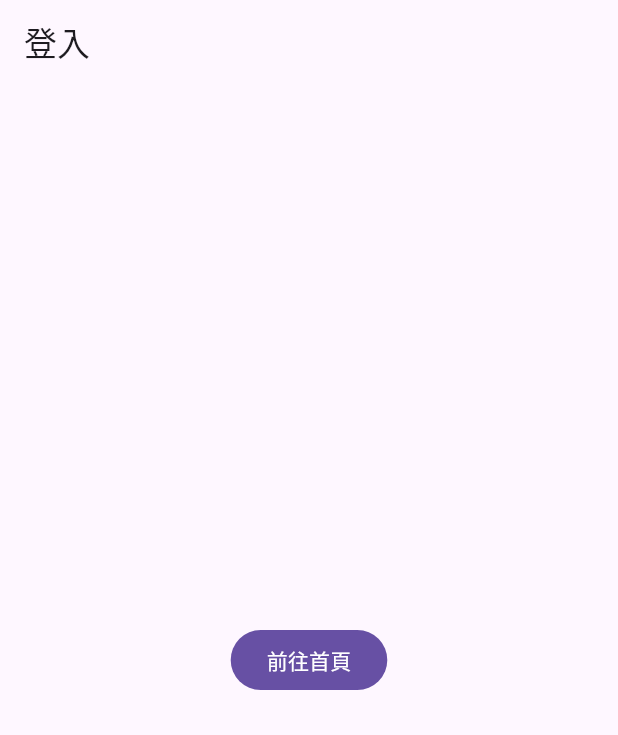
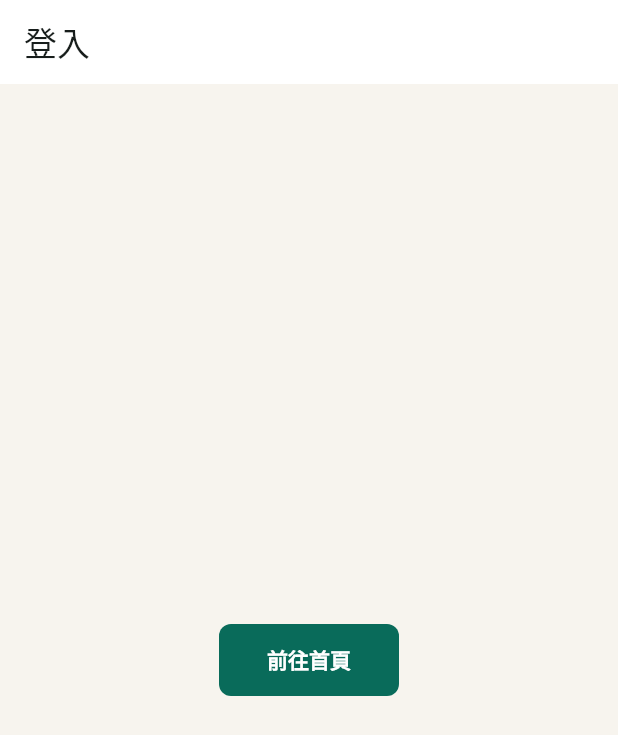
Before and after one commit to LinWeiChun/monsters, a Flutter app: the screen it shows after launch, after a tap on "登入", on a phone screen of 412 x 824 dp. Shown: the top 735 px of the screen. Run offline on Flutter 3.47's test engine with Material 3 defaults, Android fonts, the phone set to English and light mode, and no system bars; our stand-ins replace bubble, date_format, dio, email_validator, fl_chart, flutter_colorpicker and 13 more; missing offline and left inert: adobe_xd, email_auth, flutter_sound_lite, painter; network calls fail; key blocks and very long unbroken strings in the code were emptied for the run.

Commit message:
feat(frontend): 建立 theme

```diff
--- a/frontend/lib/app.dart
+++ b/frontend/lib/app.dart
@@ -2,6 +2,7 @@ import 'package:flutter/material.dart';
 import 'package:flutter_riverpod/flutter_riverpod.dart';
 
 import 'routes/app_router.dart';
+import 'theme/app_theme.dart';
 
 class MonstersApp extends ConsumerWidget {
   const MonstersApp({super.key});
@@ -11,6 +12,9 @@ class MonstersApp extends ConsumerWidget {
     return MaterialApp.router(
       title: '貘nsters',
       debugShowCheckedModeBanner: false,
+      theme: AppTheme.light(),
+      darkTheme: AppTheme.dark(),
+      themeMode: ThemeMode.system,
       routerConfig: ref.watch(appRouterProvider),
     );
   }
--- /dev/null
+++ b/frontend/lib/theme/app_colors.dart
@@ -0,0 +1,15 @@
+import 'package:flutter/material.dart';
+
+class AppColors {
+  const AppColors._();
+
+  static const seed = Color(0xFF3F6F63);
+
+  static const lightBackground = Color(0xFFF7F4EE);
+  static const lightSurface = Color(0xFFFFFFFF);
+  static const lightOutline = Color(0xFFD8D2C7);
+
+  static const darkBackground = Color(0xFF171A19);
+  static const darkSurface = Color(0xFF222725);
+  static const darkOutline = Color(0xFF4A5550);
+}
--- /dev/null
+++ b/frontend/lib/theme/app_spacing.dart
@@ -0,0 +1,16 @@
+class AppSpacing {
+  const AppSpacing._();
+
+  static const double xs = 4;
+  static const double sm = 8;
+  static const double md = 16;
+  static const double lg = 24;
+  static const double xl = 32;
+}
+
+class AppRadius {
+  const AppRadius._();
+
+  static const double sm = 6;
+  static const double md = 8;
+}
--- /dev/null
+++ b/frontend/lib/theme/app_theme.dart
@@ -0,0 +1,99 @@
+import 'package:flutter/material.dart';
+
+import 'app_colors.dart';
+import 'app_spacing.dart';
+
+class AppTheme {
+  const AppTheme._();
+
+  static ThemeData light() {
+    final colorScheme = ColorScheme.fromSeed(
+      seedColor: AppColors.seed,
+      brightness: Brightness.light,
+      surface: AppColors.lightSurface,
+    );
+
+    return _buildTheme(
+      colorScheme: colorScheme.copyWith(
+        background: AppColors.lightBackground,
+        outline: AppColors.lightOutline,
+      ),
+    );
+  }
+
+  static ThemeData dark() {
+    final colorScheme = ColorScheme.fromSeed(
+      seedColor: AppColors.seed,
+      brightness: Brightness.dark,
+      surface: AppColors.darkSurface,
+    );
+
+    return _buildTheme(
+      colorScheme: colorScheme.copyWith(
+        background: AppColors.darkBackground,
+        outline: AppColors.darkOutline,
+      ),
+    );
+  }
+
+  static ThemeData _buildTheme({required ColorScheme colorScheme}) {
+    return ThemeData(
+      useMaterial3: true,
+      colorScheme: colorScheme,
+      scaffoldBackgroundColor: colorScheme.background,
+      appBarTheme: AppBarTheme(
+        centerTitle: false,
+        elevation: 0,
+        backgroundColor: colorScheme.surface,
+        foregroundColor: colorScheme.onSurface,
+        surfaceTintColor: Colors.transparent,
+      ),
+      cardTheme: CardThemeData(
+        elevation: 0,
+        color: colorScheme.surface,
+        shape: RoundedRectangleBorder(
+          borderRadius: BorderRadius.circular(AppRadius.md),
+          side: BorderSide(color: colorScheme.outlineVariant),
+        ),
+        margin: const EdgeInsets.all(AppSpacing.sm),
+      ),
+      filledButtonTheme: FilledButtonThemeData(
+        style: FilledButton.styleFrom(
+          minimumSize: const Size(120, 48),
+          shape: RoundedRectangleBorder(
+            borderRadius: BorderRadius.circular(AppRadius.md),
+          ),
+          textStyle: const TextStyle(fontWeight: FontWeight.w600),
+        ),
+      ),
+      textButtonTheme: TextButtonThemeData(
+        style: TextButton.styleFrom(
+          minimumSize: const Size(120, 44),
+          shape: RoundedRectangleBorder(
+            borderRadius: BorderRadius.circular(AppRadius.md),
+          ),
+          textStyle: const TextStyle(fontWeight: FontWeight.w600),
+        ),
+      ),
+      inputDecorationTheme: InputDecorationTheme(
+        filled: true,
+        fillColor: colorScheme.surface,
+        border: OutlineInputBorder(
+          borderRadius: BorderRadius.circular(AppRadius.md),
+        ),
+        enabledBorder: OutlineInputBorder(
+          borderRadius: BorderRadius.circular(AppRadius.md),
+          borderSide: BorderSide(color: colorScheme.outline),
+        ),
+        focusedBorder: OutlineInputBorder(
+          borderRadius: BorderRadius.circular(AppRadius.md),
+          borderSide: BorderSide(color: colorScheme.primary, width: 2),
+        ),
+        contentPadding: const EdgeInsets.symmetric(
+          horizontal: AppSpacing.md,
+          vertical: AppSpacing.md,
+        ),
+      ),
+    );
+  }
+}
--- a/log/CHANGE_HISTORY.csv
+++ b/log/CHANGE_HISTORY.csv
@@ -185,3 +185,13 @@
 2026-07-03,09:08,TASK-014,Documentation,docs/TASKS.md,修改,標記 go_router Task DONE,Codex,否,否,否,否,已依 TODO IN PROGRESS REVIEW DONE 推進
 2026-07-03,09:08,TASK-014,Documentation,log/CHANGE_LOG.md,修改,新增 TASK-014 變更紀錄,Codex,否,否,否,否,Log 保存期限已檢查且未刪除
 2026-07-03,09:08,TASK-014,Documentation,log/CHANGE_HISTORY.csv,修改,新增 TASK-014 history 紀錄,Codex,否,否,否,否,Log 保存期限已檢查且未刪除
+2026-07-03,09:19,TASK-015,Frontend,frontend/lib/theme/app_theme.dart,新增,建立 light dark ThemeData 與共用元件 theme,Codex,否,否,是,否,Log 保存期限已檢查且未刪除
+2026-07-03,09:19,TASK-015,Frontend,frontend/lib/theme/app_colors.dart,新增,建立 Theme 色票與 seed color,Codex,否,否,是,否,集中管理顏色
+2026-07-03,09:19,TASK-015,Frontend,frontend/lib/theme/app_spacing.dart,新增,建立 spacing 與 radius token,Codex,否,否,是,否,集中管理間距與圓角
+2026-07-03,09:19,TASK-015,Frontend,frontend/lib/app.dart,修改,套用 AppTheme light dark 與 ThemeMode.system,Codex,否,否,是,否,入口集中套用 ThemeData
+2026-07-03,09:19,TASK-015,Test,frontend/test/theme/app_theme_test.dart,新增,新增 Theme 單元測試,Codex,否,否,是,否,涵蓋 light dark Material3 與背景色
+2026-07-03,09:19,TASK-015,Documentation,frontend/README.md,修改,新增 Theme 使用說明,Codex,否,否,是,否,文件同步完成
+2026-07-03,09:19,TASK-015,Documentation,docs/UI_SPEC.md,修改,新增 Flutter Theme 基礎規範,Codex,否,否,是,否,記錄禁止 hard code 共用樣式
+2026-07-03,09:19,TASK-015,Documentation,docs/TASKS.md,修改,標記 Theme Task DONE,Codex,否,否,否,否,已依 TODO IN PROGRESS REVIEW DONE 推進
+2026-07-03,09:19,TASK-015,Documentation,log/CHANGE_LOG.md,修改,新增 TASK-015 變更紀錄,Codex,否,否,否,否,Log 保存期限已檢查且未刪除
+2026-07-03,09:19,TASK-015,Documentation,log/CHANGE_HISTORY.csv,修改,新增 TASK-015 history 紀錄,Codex,否,否,否,否,Log 保存期限已檢查且未刪除
```
Also changed, not shown: 5 other files.
